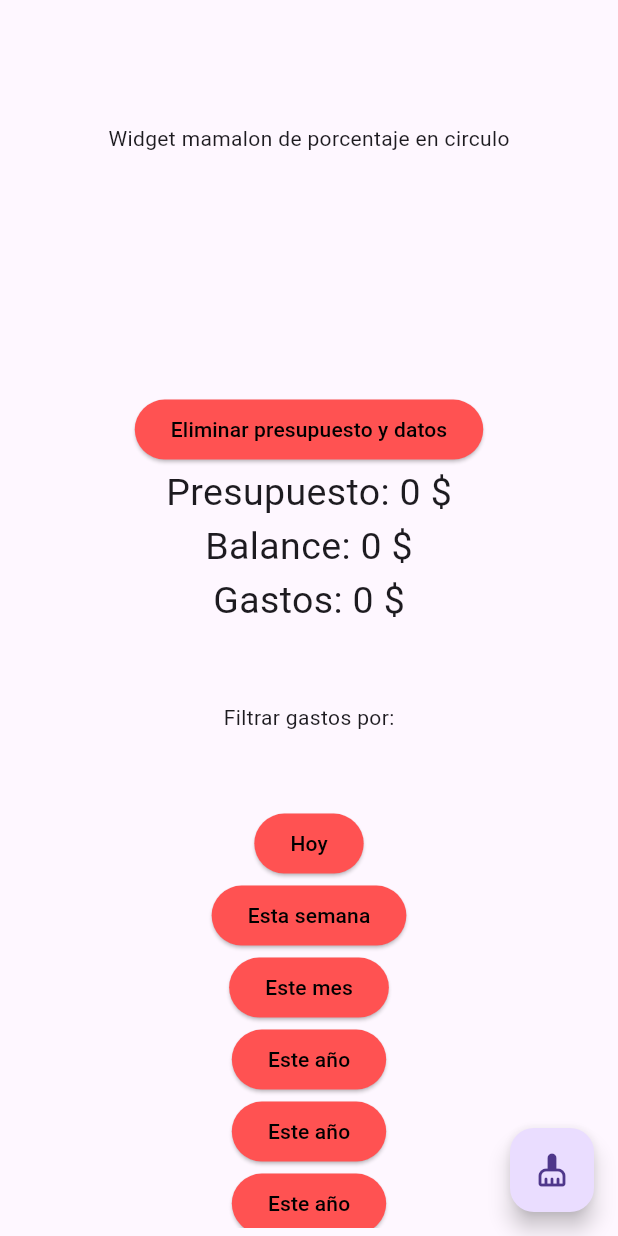
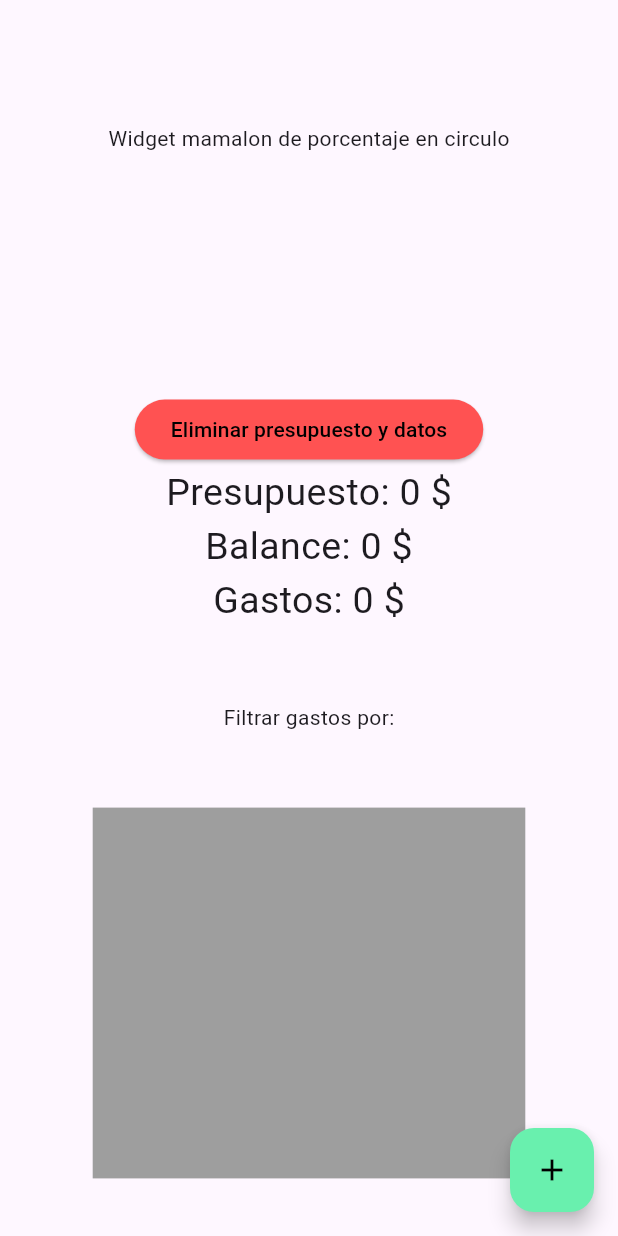
Before and after one commit to TonnyMontenegro/my_money_app, a Flutter app: the Home screen opened by its route, on a phone screen of 412 x 824 dp. Run offline on Flutter 3.47's test engine with Material 2 defaults, Android fonts, the phone set to English and light mode, and no system bars; our stand-ins replace go_router, shared_preferences; accounts and stored records are empty.

Commit message:
initial commit

```diff
--- a/lib/screens/home.dart
+++ b/lib/screens/home.dart
@@ -1,4 +1,5 @@
 import 'package:flutter/material.dart';
+import 'package:go_router/go_router.dart';
 import 'package:my_money/controllers/budget_controller.dart';
 import 'package:my_money/controllers/home_controller.dart';
 
@@ -14,8 +15,11 @@ class _HomeState extends State<Home> {
   Widget build(BuildContext context) {
     return Scaffold(
       floatingActionButton: FloatingActionButton(
-        onPressed: () => resetData(context),
-        child: const Icon(Icons.cleaning_services_rounded),
+        onPressed: () => GoRouter.of(context).push('/expense'),
+        foregroundColor: Colors.black,
+        tooltip: "Agregar gasto",
+        backgroundColor: Colors.greenAccent,
+        child: const Icon(Icons.add),
       ),
       body: Column(
         children: [
@@ -35,61 +39,31 @@ class _HomeState extends State<Home> {
                     onPressed: () => resetData(context),
                     child: const Text("Eliminar presupuesto y datos"),
                     style: ElevatedButton.styleFrom(foregroundColor: Colors.black, backgroundColor: Colors.redAccent)),
-                Text("Presupuesto: ${moneyProvider.balance.toString()} \$", style: TextStyle(fontSize: 25)),
+                Text("Presupuesto: ${moneyProvider.budget.toString()} \$", style: TextStyle(fontSize: 25)),
                 Text("Balance: ${moneyProvider.balance.toString()} \$", style: TextStyle(fontSize: 25)),
                 Text("Gastos: ${moneyProvider.expenses.toString()} \$", style: TextStyle(fontSize: 25)),
                 SizedBox(height: 50),
                 Text("Filtrar gastos por:"),
                 SizedBox(height: 50),
-                SizedBox(
-                  height: MediaQuery.of(context).size.height * 0.34,
-                  width: MediaQuery.of(context).size.width * 0.8,
-                  child: SingleChildScrollView(
-                    scrollDirection: Axis.vertical,
-                    child: Column(
-                      children: [
-                        ElevatedButton(
-                            onPressed: () => resetData(context),
-                            child: const Text("Hoy"),
-                            style: ElevatedButton.styleFrom(foregroundColor: Colors.black, backgroundColor: Colors.redAccent)),
-                        ElevatedButton(
-                            onPressed: () => resetData(context),
-                            child: const Text("Esta semana"),
-                            style: ElevatedButton.styleFrom(foregroundColor: Colors.black, backgroundColor: Colors.redAccent)),
-                        ElevatedButton(
-                            onPressed: () => resetData(context),
-                            child: const Text("Este mes"),
-                            style: ElevatedButton.styleFrom(foregroundColor: Colors.black, backgroundColor: Colors.redAccent)),
-                        ElevatedButton(
-                            onPressed: () => resetData(context),
-                            child: const Text("Este año"),
-                            style: ElevatedButton.styleFrom(foregroundColor: Colors.black, backgroundColor: Colors.redAccent)),
-                        ElevatedButton(
-                            onPressed: () => resetData(context),
-                            child: const Text("Este año"),
-                            style: ElevatedButton.styleFrom(foregroundColor: Colors.black, backgroundColor: Colors.redAccent)),
-                        ElevatedButton(
-                            onPressed: () => resetData(context),
-                            child: const Text("Este año"),
-                            style: ElevatedButton.styleFrom(foregroundColor: Colors.black, backgroundColor: Colors.redAccent)),
-                        ElevatedButton(
-                            onPressed: () => resetData(context),
-                            child: const Text("Este año"),
-                            style: ElevatedButton.styleFrom(foregroundColor: Colors.black, backgroundColor: Colors.redAccent)),
-                        ElevatedButton(
-                            onPressed: () => resetData(context),
-                            child: const Text("Este año"),
-                            style: ElevatedButton.styleFrom(foregroundColor: Colors.black, backgroundColor: Colors.redAccent)),
-                        ElevatedButton(
-                            onPressed: () => resetData(context),
-                            child: const Text("Este año"),
-                            style: ElevatedButton.styleFrom(foregroundColor: Colors.black, backgroundColor: Colors.redAccent)),
-                        ElevatedButton(
-                            onPressed: () => resetData(context),
-                            child: const Text("Este año"),
-                            style: ElevatedButton.styleFrom(foregroundColor: Colors.black, backgroundColor: Colors.redAccent)),
-                      ],
-                    ),
+                Container(
+                  height: MediaQuery.of(context).size.height * 0.3,
+                  width: double.infinity,
+                  color: Colors.grey,
+                  child: ListView.separated(
+                    itemCount: moneyProvider.expensesList.length,
+                    itemBuilder: (context, i) {
+                      return Container(
+                        color: Colors.white,
+                        height: 150,
+                        width: MediaQuery.of(context).size.width * 0.8,
+                        child: Column(children: [
+                          Text(moneyProvider.expensesList[i]['name']),
+                          Text(moneyProvider.expensesList[i]['category']),
+                          Text(moneyProvider.expensesList[i]['amount'].toString()),
+                        ]),
+                      );
+                    },
+                    separatorBuilder: (context, i) => Container(height: 10),
                   ),
                 ),
               ],
```
Also changed, not shown: lib/controllers/expense_controller.dart (added, +47 -0 lines), lib/controllers/prefs_controller.dart (+41 -0 lines), lib/providers/my_money_provider.dart (+17 -0 lines), lib/router/router.dart (+2 -10 lines), lib/screens/expense.dart (added, +171 -0 lines).
